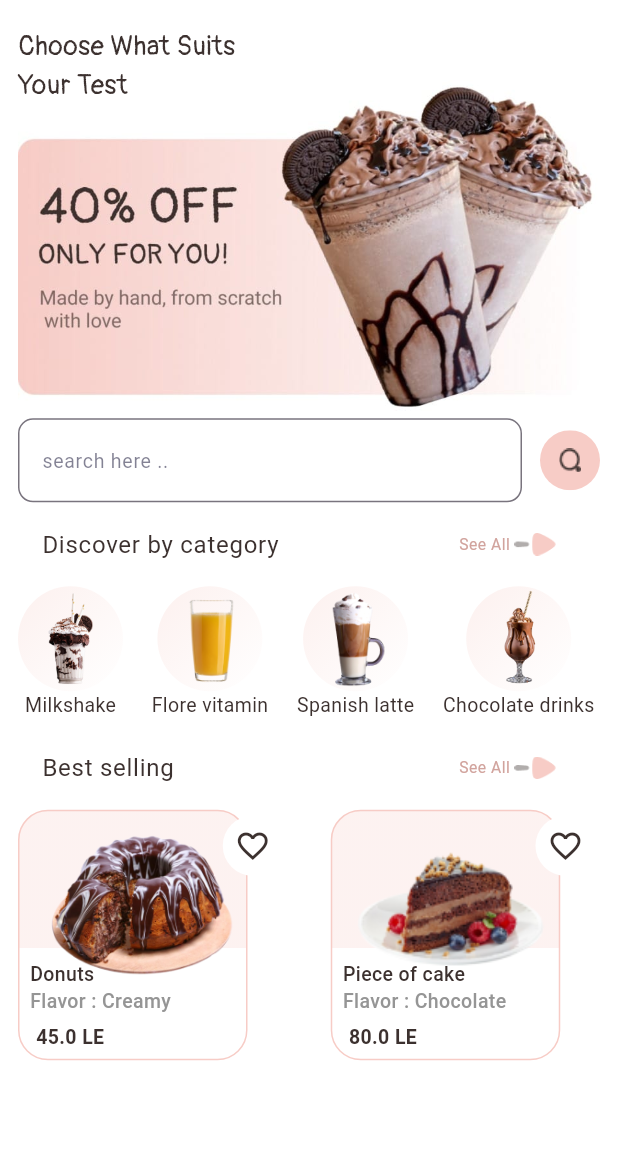
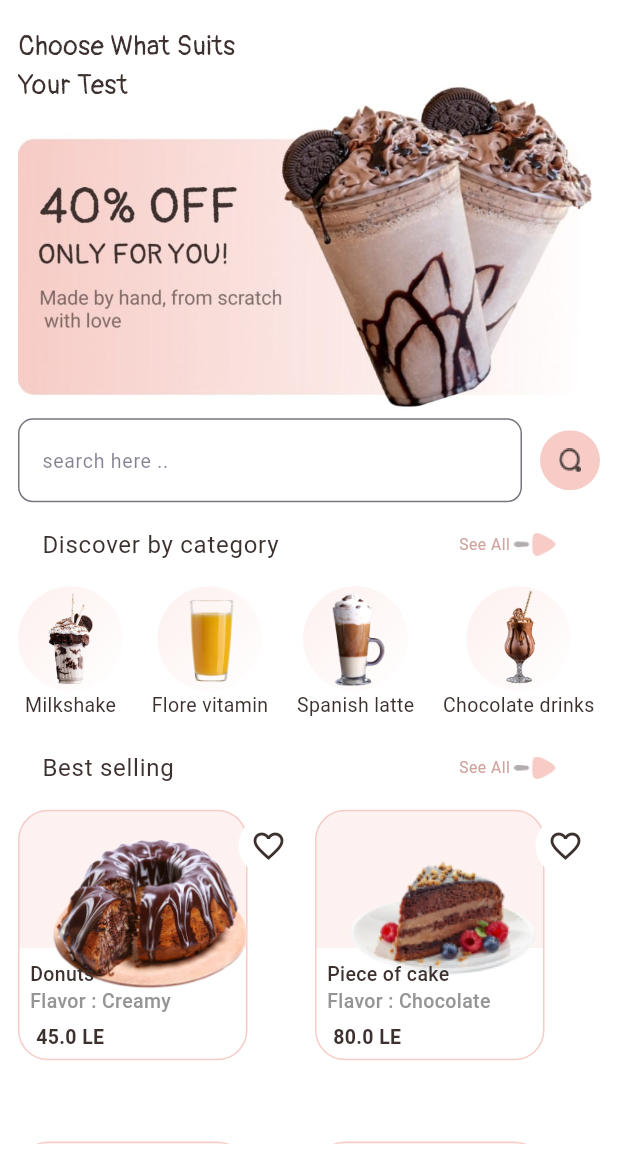
Before and after one commit to mohamedamr77/flowercafeapp, a Flutter app: the HomePageScreen screen opened directly, on a phone screen of 412 x 824 dp, the part 74-1236 px from its top. Run offline on Flutter 3.47's test engine with Material 3 defaults, Android fonts, the phone set to English and light mode, and no system bars; our stand-ins replace animate_do.

Commit message:
best selling screen

```diff
--- a/lib/cool/imagecore.dart
+++ b/lib/cool/imagecore.dart
@@ -19,4 +19,6 @@ class ImageApp{
 
   static const String   donuts_Image="assets/images/Donuts.png";
   static const String   pieceOfCake_Image="assets/images/Piece of cake.png";
+
+  static const String   bestSelling_icon_Image="assets/images/bestselling_icon.png";
 }
--- a/lib/model_varibale/best_selling/list_best_selling.dart
+++ b/lib/model_varibale/best_selling/list_best_selling.dart
@@ -17,4 +17,65 @@ List<BestSellinModel> bestSellingList=[
     flavor: "Chocolate",
     price: 80,
   ),
+  BestSellinModel(
+    image: ImageApp.donuts_Image,
+    nameProduct: "Donuts",
+    flavor: "Creamy",
+    price: 45,
+  ),
+  BestSellinModel(
+    image: ImageApp.pieceOfCake_Image,
+    nameProduct: "Piece of cake",
+    flavor: "Chocolate",
+    price: 80,
+  ),
+  BestSellinModel(
+    image: ImageApp.donuts_Image,
+    nameProduct: "Donuts",
+    flavor: "Creamy",
+    price: 45,
+  ),
+  BestSellinModel(
+    image: ImageApp.pieceOfCake_Image,
+    nameProduct: "Piece of cake",
+    flavor: "Chocolate",
+    price: 80,
+  ),
+  BestSellinModel(
+    image: ImageApp.donuts_Image,
+    nameProduct: "Donuts",
+    flavor: "Creamy",
+    price: 45,
+  ),
+  BestSellinModel(
+    image: ImageApp.pieceOfCake_Image,
+    nameProduct: "Piece of cake",
+    flavor: "Chocolate",
+    price: 80,
+  ),
+  BestSellinModel(
+    image: ImageApp.donuts_Image,
+    nameProduct: "Donuts",
+    flavor: "Creamy",
+    price: 45,
+  ),
+  BestSellinModel(
+    image: ImageApp.pieceOfCake_Image,
+    nameProduct: "Piece of cake",
+    flavor: "Chocolate",
+    price: 80,
+  ),
+  BestSellinModel(
+    image: ImageApp.donuts_Image,
+    nameProduct: "Donuts",
+    flavor: "Creamy",
+    price: 45,
+  ),
+  BestSellinModel(
+    image: ImageApp.pieceOfCake_Image,
+    nameProduct: "Piece of cake",
+    flavor: "Chocolate",
+    price: 80,
+  ),
+
 ];
--- /dev/null
+++ b/lib/ui/bestselling_screen.dart
@@ -0,0 +1,15 @@
+import 'package:cafeflower/widget/best_selling_widget/bestselling_body.dart';
+import 'package:flutter/material.dart';
+
+import '../cool/colorcore.dart';
+import '../cool/imagecore.dart';
+import '../widget/best_selling_widget/gridview_bestselling.dart';
+
+class BestSellingScreen extends StatelessWidget {
+  const BestSellingScreen({super.key});
+
+  @override
+  Widget build(BuildContext context) {
+    return CustomBestSellingBody();
+  }
+}
--- a/lib/widget/best_selling_widget/best_selling_item.dart
+++ b/lib/widget/best_selling_widget/best_selling_item.dart
@@ -5,7 +5,6 @@ import '../../model_varibale/best_selling/list_best_selling.dart';
 class CustomBestSellingItem extends StatefulWidget {
   int index;
    CustomBestSellingItem({super.key,required this.index});
-
   @override
   State<CustomBestSellingItem> createState() => _CustomBestSellingItemState();
 }
--- /dev/null
+++ b/lib/widget/best_selling_widget/bestselling_body.dart
@@ -0,0 +1,38 @@
+import 'package:flutter/cupertino.dart';
+import 'package:flutter/material.dart';
+import '../../cool/colorcore.dart';
+import '../../cool/imagecore.dart';
+import 'gridview_bestselling.dart';
+
+class CustomBestSellingBody extends StatefulWidget {
+  const CustomBestSellingBody({super.key});
+  @override
+  State<CustomBestSellingBody> createState() => _CustomBestSellingBodyState();
+}
+
+class _CustomBestSellingBodyState extends State<CustomBestSellingBody> {
+  @override
+  Widget build(BuildContext context) {
+    return Scaffold(
+      appBar: AppBar(
+        backgroundColor: Colors.white,
+        elevation: 0,
+        foregroundColor: Colors.black,
+        centerTitle: true,
+        title: Text("Best Selling",
+          style: TextStyle(
+            color: ColorApp.basic_color,
+            fontSize: 18,
+            fontWeight: FontWeight.bold,
+          ),
+        ),
+        actions: [
+          Image(image: AssetImage(ImageApp.bestSelling_icon_Image))
+        ],
+      ),
+      body: Container(
+          padding: EdgeInsets.all(16),
+          child: CustomGridView()),
+    );
+  }
+}
--- a/lib/widget/home_page_widget/gridview_bestselling.dart
+++ b/lib/widget/best_selling_widget/gridview_bestselling.dart
@@ -1,13 +1,12 @@
 import 'package:flutter/cupertino.dart';
 
 import '../../model_varibale/best_selling/list_best_selling.dart';
-import '../best_selling_widget/best_selling_item.dart';
+import 'best_selling_item.dart';
 
 class CustomGridView extends StatelessWidget{
   @override
   Widget build(BuildContext context) {
     return GridView.builder(
-      shrinkWrap: true,
       gridDelegate:SliverGridDelegateWithFixedCrossAxisCount(
         crossAxisCount: 2,
         crossAxisSpacing: 29,
--- a/lib/widget/favourite_page_widget/favourite_page_body.dart
+++ b/lib/widget/favourite_page_widget/favourite_page_body.dart
@@ -4,6 +4,8 @@ import '../../cool/colorcore.dart';
 import '../../cool/imagecore.dart';
 import '../../model_varibale/best_selling/bestselling_model.dart';
 class FacvouritePageBody extends StatefulWidget{
+
+  const FacvouritePageBody({super.key});
   @override
   State<FacvouritePageBody> createState() => _FacvouritePageBodyState();
 }
--- a/lib/widget/home_page_widget/home_page_body.dart
+++ b/lib/widget/home_page_widget/home_page_body.dart
@@ -1,30 +1,48 @@
 import 'package:cafeflower/cool/imagecore.dart';
+import 'package:cafeflower/model_varibale/best_selling/list_best_selling.dart';
 import 'package:cafeflower/widget/home_page_widget/banner_widget.dart';
 import 'package:cafeflower/widget/home_page_widget/search.dart';
 import 'package:flutter/material.dart';
-import 'gridview_bestselling.dart';
+import '../../ui/bestselling_screen.dart';
+import '../best_selling_widget/best_selling_item.dart';
+import '../best_selling_widget/gridview_bestselling.dart';
 import 'list_tile_custom.dart';
 import 'listview_category.dart';
 class CustomHomePageBody extends StatelessWidget {
   const CustomHomePageBody({super.key});
   @override
   Widget build(BuildContext context) {
-    return SingleChildScrollView(
-      child: Padding(
-        padding: const EdgeInsets.all(12),
-        child: Column(
-          children: [
-          const  CustomBanner(image: ImageApp.homePage_flower_Image, text: "Choose What Suits Your Test"),
-         const   SizedBox(height: 5,),
-            CustomSearch(),
-            CustomListtile(text: 'Discover by category',),
-            CustomListViewCategory(),
-          const  SizedBox(height: 5,),
-            CustomListtile(text: 'Best selling',),
-            CustomGridView(),
-          ],
-        ),
+    return Padding(
+      padding:  EdgeInsets.all(12),
+      child: CustomScrollView(
+        slivers: [
+          SliverToBoxAdapter(child: const  CustomBanner(image: ImageApp.homePage_flower_Image, text: "Choose What Suits Your Test")),
+          SliverToBoxAdapter(child: const   SizedBox(height: 5,)),
+          SliverToBoxAdapter(child: CustomSearch()),
+          SliverToBoxAdapter(child: CustomListtile(text: 'Discover by category',onTap: null)),
+          SliverToBoxAdapter(child: CustomListViewCategory()),
+          SliverToBoxAdapter(child: const  SizedBox(height: 5,)),
+          SliverToBoxAdapter(
+            child: CustomListtile(
+                text: 'Best selling',
+                onTap: (){
+                  Navigator.push(context, MaterialPageRoute(builder: (context) =>  BestSellingScreen()));
+                }
+            ),
+          ),
+           SliverGrid.builder(
+
+       gridDelegate: SliverGridDelegateWithFixedCrossAxisCount(
+        crossAxisCount: 2, // Number of items per row
+        crossAxisSpacing: 8,
+         mainAxisSpacing: 10,// Spacing between items horizontally
+        childAspectRatio: 0.9, // Aspect ratio of items (square in this case)
       ),
+       itemBuilder: (context, index) => CustomBestSellingItem(index: index),
+             itemCount: bestSellingList.length,
+    ),
+    ]
+    ),
     );
   }
 }
--- a/lib/widget/home_page_widget/list_tile_custom.dart
+++ b/lib/widget/home_page_widget/list_tile_custom.dart
@@ -4,8 +4,8 @@ import '../../cool/colorcore.dart';
 
 class CustomListtile  extends StatelessWidget{
   String text;
-
-  CustomListtile({super.key,required this.text});
+  Function()? onTap;
+  CustomListtile({super.key,required this.text,required this.onTap});
 
   @override
   Widget build(BuildContext context) {
@@ -18,7 +18,7 @@ class CustomListtile  extends StatelessWidget{
         ),
       ),
       trailing: GestureDetector(
-        onTap: (){},
+        onTap: onTap,
         child: Container(
           width: 70,
           height: 15,
```
Also changed, not shown: assets/images/bestselling_icon.png (added).
